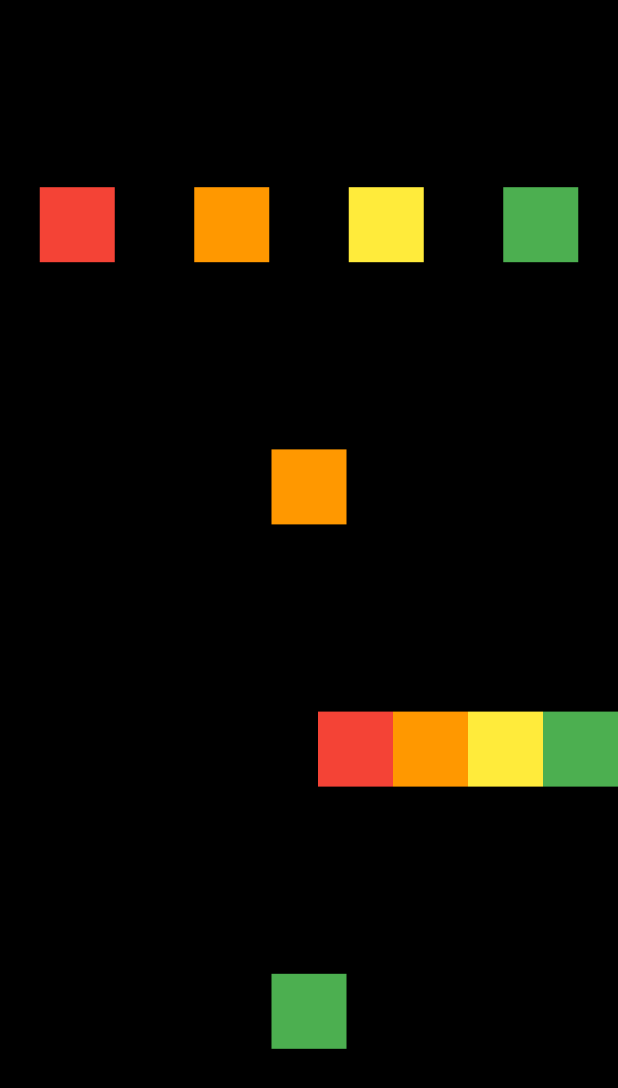
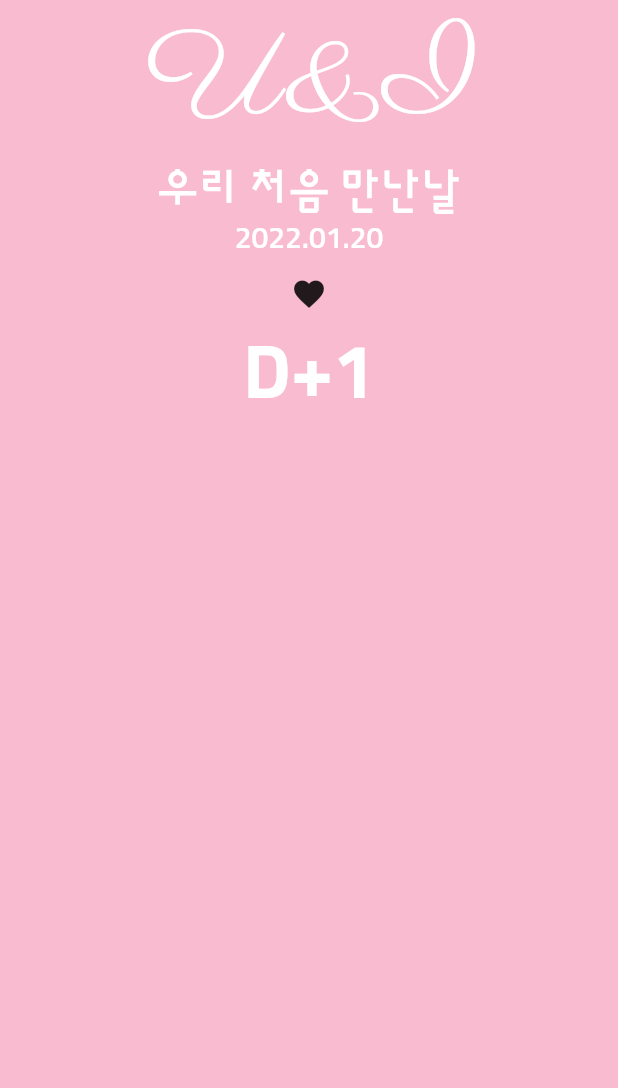
Before and after one commit to cold-pumpkin/coding-factory, a Flutter app: the HomeScreen screen opened directly, on a phone screen of 412 x 824 dp. Shown: the top 1088 px of the screen. Run offline on Flutter 3.47's test engine with Material 2 defaults, Android fonts, the light colour scheme and no system bars; our stand-ins replace webview_flutter.

Commit message:
U&I - TextStyle 설정하기

```diff
--- /dev/null
+++ b/u_and_i/lib/screen/home_screen.dart
@@ -0,0 +1,62 @@
+import 'package:flutter/material.dart';
+
+class HomeScreen extends StatefulWidget {
+  const HomeScreen({super.key});
+
+  @override
+  State<HomeScreen> createState() => _HomeScreenState();
+}
+
+class _HomeScreenState extends State<HomeScreen> {
+  @override
+  Widget build(BuildContext context) {
+    return Scaffold(
+      backgroundColor: Colors.pink[100], // default : 500
+      body: SafeArea(
+        child: SizedBox(
+          width: MediaQuery.of(context).size.width,
+          child: Column(
+            children: [
+              const Text(
+                'U&I',
+                style: TextStyle(
+                  color: Colors.white,
+                  fontFamily: 'parisienne',
+                  fontSize: 80,
+                ),
+              ),
+              const Text(
+                '우리 처음 만난날',
+                style: TextStyle(
+                  color: Colors.white,
+                  fontFamily: 'sunflower',
+                  fontSize: 30,
+                ),
+              ),
+              const Text(
+                '2022.01.20',
+                style: TextStyle(
+                  color: Colors.white,
+                  fontFamily: 'sunflower',
+                  fontSize: 20,
+                ),
+              ),
+              IconButton(
+                onPressed: () {},
+                icon: const Icon(Icons.favorite),
+              ),
+              const Text(
+                'D+1',
+                style: TextStyle(
+                    color: Colors.white,
+                    fontFamily: 'sunflower',
+                    fontSize: 50,
+                    fontWeight: FontWeight.w700),
+              ),
+            ],
+          ),
+        ),
+      ),
+    );
+  }
+}
--- a/u_and_i/pubspec.yaml
+++ b/u_and_i/pubspec.yaml
@@ -60,7 +60,7 @@ flutter:
 
   # To add assets to your application, add an assets section, like this:
   assets:
-    - asset/image
+    - asset/image/
 
   # An image asset can refer to one or more resolution-specific "variants", see
   # https://flutter.dev/assets-and-images/#resolution-aware
```
Also changed, not shown: u_and_i/lib/main.dart (+7 -111 lines).
